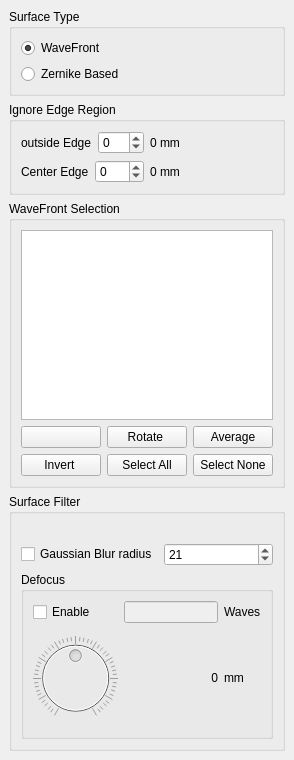
This is surfaceanalysistools.ui in githubdoe/DFTFringe as Qt 5 draws it before an edit. The edited form follows.
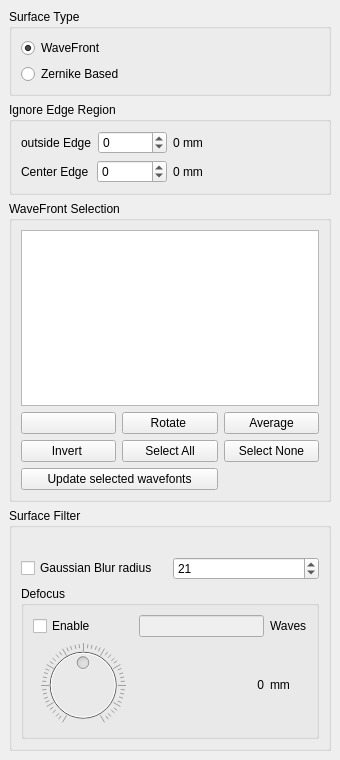
This is the edited form. Icons and pictures are not drawn.

Diff of the .ui file:
```diff
--- a/surfaceanalysistools.ui
+++ b/surfaceanalysistools.ui
@@ -6,14 +6,14 @@
    <rect>
     <x>0</x>
     <y>0</y>
-    <width>275</width>
+    <width>340</width>
     <height>760</height>
    </rect>
   </property>
   <property name="minimumSize">
    <size>
-    <width>275</width>
-    <height>601</height>
+    <width>340</width>
+    <height>633</height>
    </size>
   </property>
   <property name="windowTitle">
@@ -207,6 +207,19 @@
          </property>
         </widget>
        </item>
+       <item row="5" column="0" colspan="2">
+        <widget class="QPushButton" name="pushButton">
+         <property name="sizePolicy">
+          <sizepolicy hsizetype="Minimum" vsizetype="Fixed">
+           <horstretch>0</horstretch>
+           <verstretch>0</verstretch>
+          </sizepolicy>
+         </property>
+         <property name="text">
+          <string>Update selected wavefonts</string>
+         </property>
+        </widget>
+       </item>
       </layout>
      </widget>
     </item>
```
Left out of the diff: 14 changed lines with no effect on the pictures.
